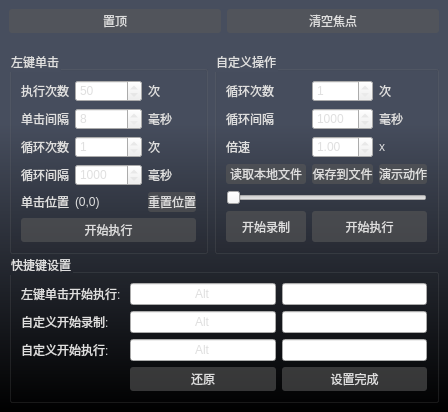
Above: sourceCode/QuickMacro/QMO.ui from William-chenzy/AbilityTree before the change. Below: the same form after it.
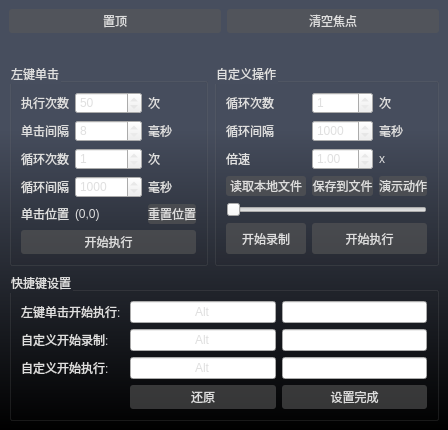
That is the form after the change.

```diff
--- a/sourceCode/QuickMacro/QMO.ui
+++ b/sourceCode/QuickMacro/QMO.ui
@@ -10,7 +10,7 @@
     <x>0</x>
     <y>0</y>
     <width>440</width>
-    <height>377</height>
+    <height>395</height>
    </rect>
   </property>
   <property name="contextMenuPolicy">
@@ -44,12 +44,9 @@
     <property name="bottomMargin">
      <number>9</number>
     </property>
-    <property name="horizontalSpacing">
+    <property name="spacing">
      <number>6</number>
     </property>
-    <property name="verticalSpacing">
-     <number>0</number>
-    </property>
     <item row="2" column="0">
      <widget class="QGroupBox" name="groupBox_2">
       <property name="title">
@@ -292,6 +289,9 @@
         <pointsize>12</pointsize>
        </font>
       </property>
+      <property name="styleSheet">
+       <string notr="true">color: rgb(0, 255, 255);</string>
+      </property>
       <property name="text">
        <string/>
       </property>
```
